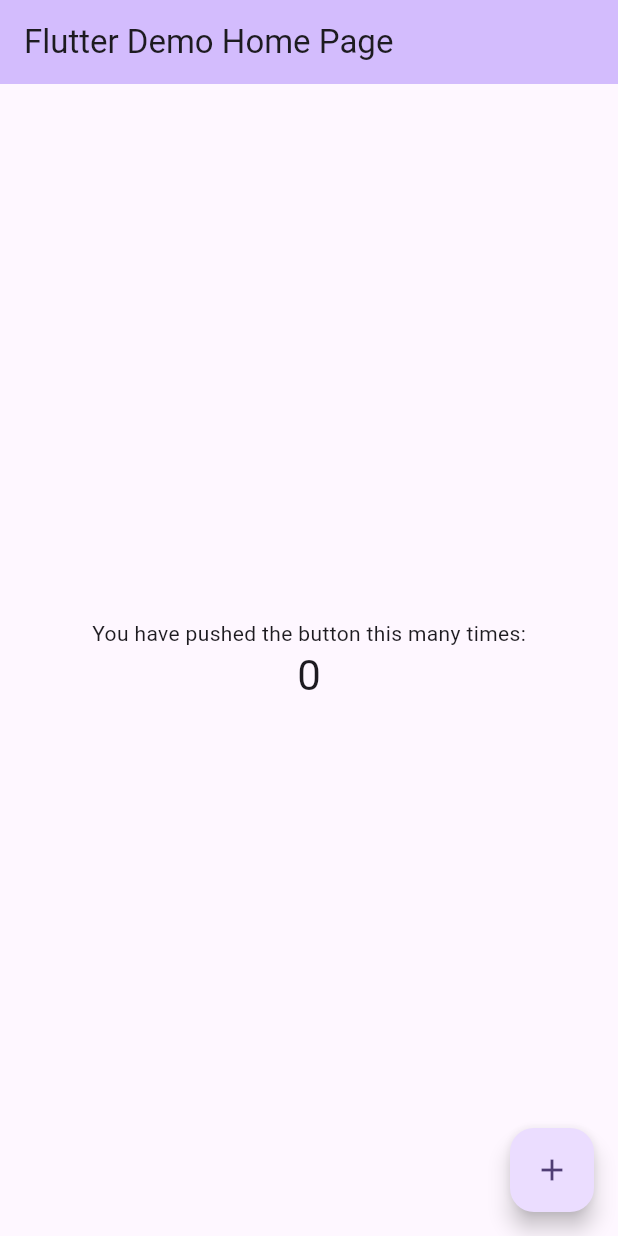
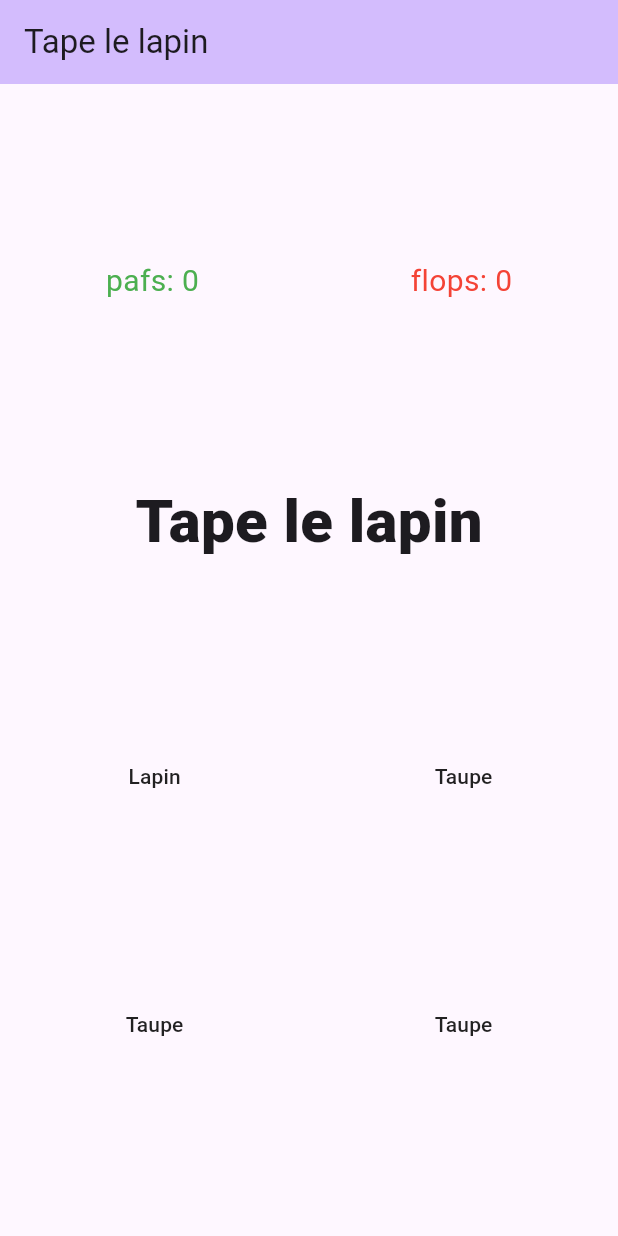
Before and after one commit to Aylazcano/A24-4205N6EMAppMobilesAv-tape_le_lapin, a Flutter app: the screen it shows after launch, on a phone screen of 412 x 824 dp. Run offline on Flutter 3.47's test engine with Material 3 defaults, Android fonts, the light colour scheme and no system bars.

Commit message:
FCT: Projet tape_le_lapin_flutter completé

```diff
--- a/tape_le_lapin_flutter/lib/main.dart
+++ b/tape_le_lapin_flutter/lib/main.dart
@@ -1,3 +1,5 @@
+import 'dart:math';
+
 import 'package:flutter/material.dart';
 
 void main() {
@@ -13,69 +15,70 @@
     return MaterialApp(
       title: 'Flutter Demo',
       theme: ThemeData(
-        // This is the theme of your application.
-        //
-        // TRY THIS: Try running your application with "flutter run". You'll see
-        // the application has a purple toolbar. Then, without quitting the app,
-        // try changing the seedColor in the colorScheme below to Colors.green
-        // and then invoke "hot reload" (save your changes or press the "hot
-        // reload" button in a Flutter-supported IDE, or press "r" if you used
-        // the command line to start the app).
-        //
-        // Notice that the counter didn't reset back to zero; the application
-        // state is not lost during the reload. To reset the state, use hot
-        // restart instead.
-        //
-        // This works for code too, not just values: Most code changes can be
-        // tested with just a hot reload.
         colorScheme: ColorScheme.fromSeed(seedColor: Colors.deepPurple),
         useMaterial3: true,
       ),
-      home: const MyHomePage(title: 'Flutter Demo Home Page'),
+      home: MyHomePage(),
     );
   }
 }
 
 class MyHomePage extends StatefulWidget {
-  const MyHomePage({super.key, required this.title});
-
-  // This widget is the home page of your application. It is stateful, meaning
-  // that it has a State object (defined below) that contains fields that affect
-  // how it looks.
-
-  // This class is the configuration for the state. It holds the values (in this
-  // case the title) provided by the parent (in this case the App widget) and
-  // used by the build method of the State. Fields in a Widget subclass are
-  // always marked "final".
-
-  final String title;
 
   @override
   State<MyHomePage> createState() => _MyHomePageState();
 }
 
 class _MyHomePageState extends State<MyHomePage> {
-  int _counter = 0;
+  int _indexLapin = Random().nextInt(4);
 
-  void _incrementCounter() {
-    setState(() {
-      // This call to setState tells the Flutter framework that something has
-      // changed in this State, which causes it to rerun the build method below
-      // so that the display can reflect the updated values. If we changed
-      // _counter without calling setState(), then the build method would not be
-      // called again, and so nothing would appear to happen.
-      _counter++;
-    });
+  int _flops = 0;
+  int _pafs = 0;
+
+  void gererTape(int index){
+    print('Bouton ' + index.toString());
+      if (this._indexLapin == index) {
+        this._pafs++;
+        _indexLapin = Random().nextInt(4);
+      }
+      else {
+        this._flops++;
+      }
+      setState(() {});
   }
 
   @override
   Widget build(BuildContext context) {
-    // This method is rerun every time setState is called, for instance as done
-    // by the _incrementCounter method above.
-    //
-    // The Flutter framework has been optimized to make rerunning build methods
-    // fast, so that you can just rebuild anything that needs updating rather
-    // than having to individually change instances of widgets.
+    print(this._indexLapin);
+
+    var b0 = MaterialButton(
+      onPressed: () {
+        gererTape(0);
+      },
+      child: Text(this._indexLapin == 0 ?'Lapin' : 'Taupe'),
+    );
+
+    var b1 = MaterialButton(
+      onPressed: () {
+        gererTape(1);
+      },
+      child: Text(this._indexLapin == 1 ? 'Lapin' : 'Taupe'),
+    );
+
+    var b2 = MaterialButton(
+      onPressed: () {
+        gererTape(2);
+      },
+      child: Text(this._indexLapin == 2 ? 'Lapin' : 'Taupe'),
+    );
+
+    var b3 = MaterialButton(
+      onPressed: () {
+        gererTape(3);
+      },
+      child: Text(this._indexLapin == 3 ? 'Lapin' : 'Taupe'),
+    );
+
     return Scaffold(
       appBar: AppBar(
         // TRY THIS: Try changing the color here to a specific color (to
@@ -84,42 +87,46 @@
         backgroundColor: Theme.of(context).colorScheme.inversePrimary,
         // Here we take the value from the MyHomePage object that was created by
         // the App.build method, and use it to set our appbar title.
-        title: Text(widget.title),
+        title: Text('Tape le lapin'),
       ),
       body: Center(
         // Center is a layout widget. It takes a single child and positions it
         // in the middle of the parent.
         child: Column(
-          // Column is also a layout widget. It takes a list of children and
-          // arranges them vertically. By default, it sizes itself to fit its
-          // children horizontally, and tries to be as tall as its parent.
-          //
-          // Column has various properties to control how it sizes itself and
-          // how it positions its children. Here we use mainAxisAlignment to
-          // center the children vertically; the main axis here is the vertical
-          // axis because Columns are vertical (the cross axis would be
-          // horizontal).
-          //
-          // TRY THIS: Invoke "debug painting" (choose the "Toggle Debug Paint"
-          // action in the IDE, or press "p" in the console), to see the
-          // wireframe for each widget.
-          mainAxisAlignment: MainAxisAlignment.center,
+          mainAxisAlignment: MainAxisAlignment.spaceEvenly,
           children: <Widget>[
+            new Row(
+              mainAxisAlignment: MainAxisAlignment.spaceAround,
+              children: [
+                Text('pafs: ' + this._pafs.toString(),
+                style: TextStyle(color: Colors.green, fontSize:  20),
+                ),
+                Text('flops: ' + this._flops.toString(),
+                style: TextStyle(color: Colors.red, fontSize: 20),
+                )
+              ],
+            ),
             const Text(
-              'You have pushed the button this many times:',
+              'Tape le lapin',
+              style: TextStyle(fontSize: 40, fontWeight: FontWeight.w900),
             ),
-            Text(
-              '$_counter',
-              style: Theme.of(context).textTheme.headlineMedium,
+            Row(
+              mainAxisAlignment: MainAxisAlignment.spaceAround,
+              children: [
+                b0,
+                b1,
+              ],
             ),
+            Row(
+              mainAxisAlignment: MainAxisAlignment.spaceAround,
+              children: [
+                b2,
+                b3,
+              ],
+            )
           ],
         ),
       ),
-      floatingActionButton: FloatingActionButton(
-        onPressed: _incrementCounter,
-        tooltip: 'Increment',
-        child: const Icon(Icons.add),
-      ), // This trailing comma makes auto-formatting nicer for build methods.
     );
   }
 }
```
